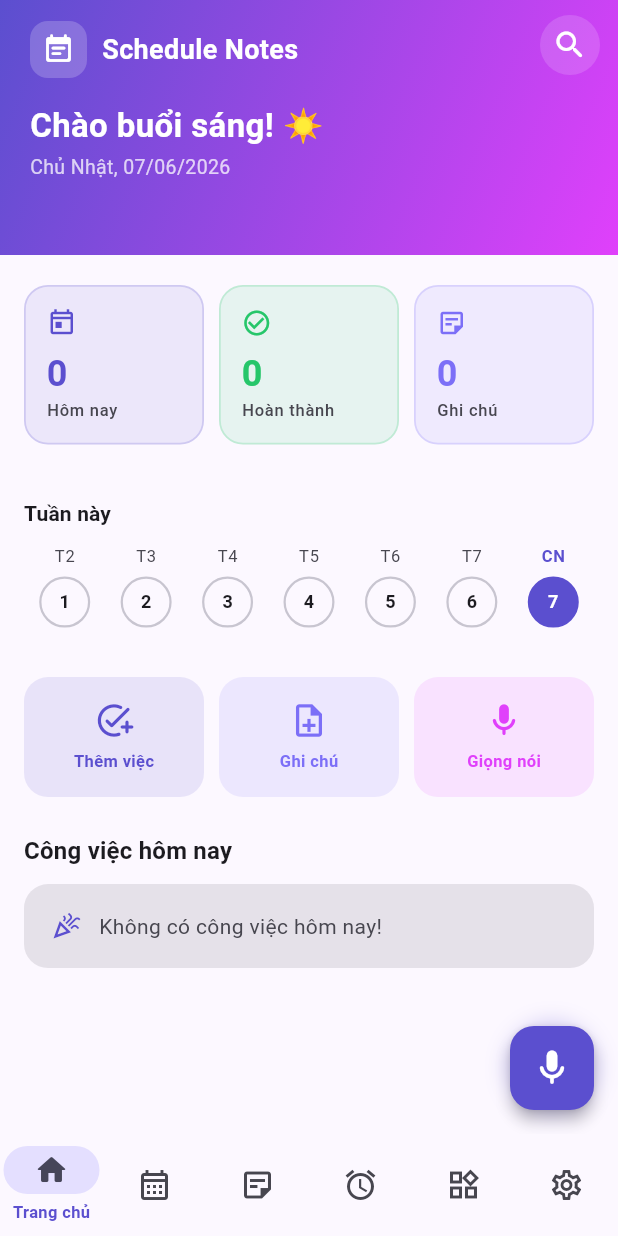
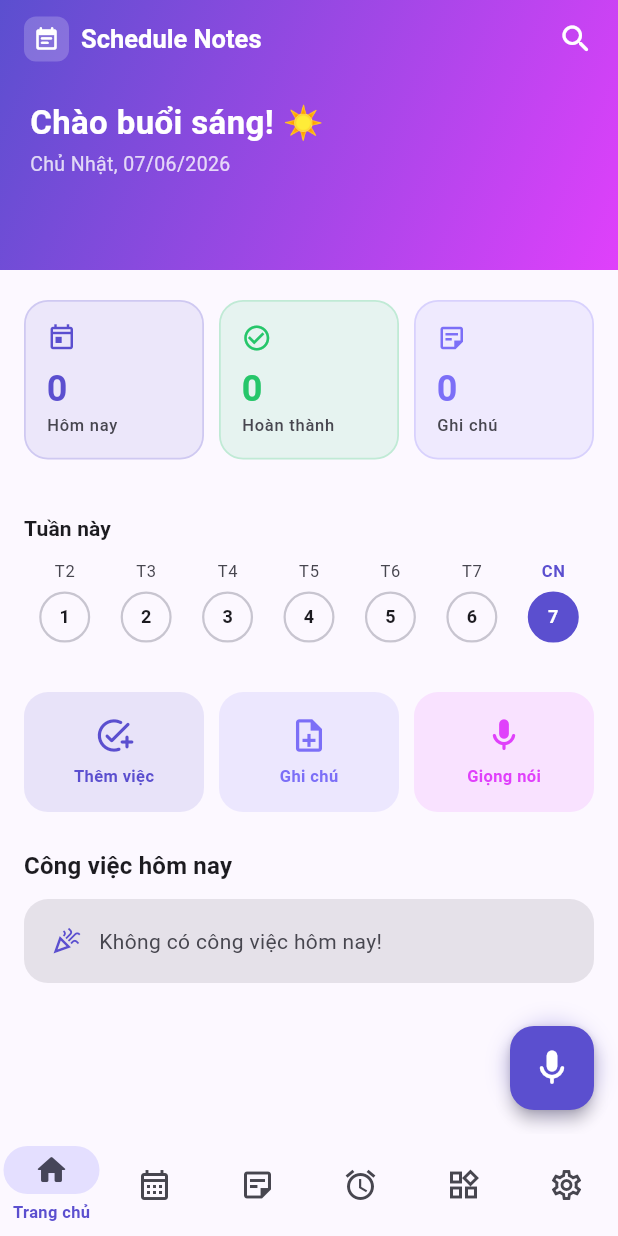
Before and after one commit to viethoangsz/Schedule-Notes, a Flutter app: the screen it shows after launch, on a phone screen of 412 x 824 dp. Run offline on Flutter 3.47's test engine with Material 3 defaults, Android fonts, the phone set to English and light mode, and no system bars; our stand-ins replace file_picker, flutter_local_notifications, permission_handler, speech_to_text, sqflite, timezone; accounts and stored records are empty.

Commit message:
Update the application interface and add a custom app icon
Integrate the search function into the main screen's app bar, clean up unused imports in `main_navigation.dart`, and configure `flutter_launcher_icons` to generate a custom app icon.

Replit-Commit-Author: Agent
Replit-Commit-Session-Id: 6cdb54d2-2eb7-4817-93f0-467591194004
Replit-Commit-Checkpoint-Type: full_checkpoint
Replit-Commit-Event-Id: dfab01d1-5137-4000-ab13-804ba33729ec
Replit-Helium-Checkpoint-Created: true

```diff
--- a/lib/screens/home/home_screen.dart
+++ b/lib/screens/home/home_screen.dart
@@ -10,6 +10,7 @@ import '../../utils/date_utils.dart';
 import '../../utils/app_theme.dart';
 import '../tasks/task_form_screen.dart';
 import '../notes/note_editor_screen.dart';
+import '../search/search_screen.dart';
 
 class HomeScreen extends StatefulWidget {
   const HomeScreen({super.key});
@@ -181,6 +182,13 @@ class _HomeScreenState extends State<HomeScreen> with SingleTickerProviderStateM
     return 'Chào buổi tối! 🌙';
   }
 
+  void _openSearch() {
+    Navigator.push(
+      context,
+      MaterialPageRoute(builder: (_) => const SearchScreen()),
+    );
+  }
+
   @override
   Widget build(BuildContext context) {
     final theme = Theme.of(context);
@@ -191,9 +199,39 @@ class _HomeScreenState extends State<HomeScreen> with SingleTickerProviderStateM
       body: CustomScrollView(
         slivers: [
           SliverAppBar(
-            expandedHeight: 170,
+            expandedHeight: 180,
             floating: false,
             pinned: true,
+            backgroundColor: cs.primary,
+            foregroundColor: cs.onPrimary,
+            elevation: 0,
+            scrolledUnderElevation: 0,
+            toolbarHeight: 52,
+            title: Row(
+              children: [
+                Container(
+                  padding: const EdgeInsets.all(6),
+                  decoration: BoxDecoration(
+                    color: cs.onPrimary.withOpacity(0.2),
+                    borderRadius: BorderRadius.circular(8),
+                  ),
+                  child: Icon(Icons.event_note_rounded, color: cs.onPrimary, size: 18),
+                ),
+                const SizedBox(width: 8),
+                Text(
+                  'Schedule Notes',
+                  style: TextStyle(color: cs.onPrimary, fontWeight: FontWeight.w700, fontSize: 17),
+                ),
+              ],
+            ),
+            actions: [
+              IconButton(
+                onPressed: _openSearch,
+                icon: Icon(Icons.search_rounded, color: cs.onPrimary),
+                tooltip: 'Tìm kiếm',
+              ),
+              const SizedBox(width: 4),
+            ],
             flexibleSpace: FlexibleSpaceBar(
               collapseMode: CollapseMode.pin,
               background: Container(
@@ -206,28 +244,11 @@ class _HomeScreenState extends State<HomeScreen> with SingleTickerProviderStateM
                 ),
                 child: SafeArea(
                   child: Padding(
-                    padding: const EdgeInsets.fromLTRB(20, 14, 20, 0),
+                    padding: const EdgeInsets.fromLTRB(20, 56, 20, 0),
                     child: Column(
                       crossAxisAlignment: CrossAxisAlignment.start,
                       children: [
-                        Row(
-                          children: [
-                            Container(
-                              padding: const EdgeInsets.all(8),
-                              decoration: BoxDecoration(
-                                color: cs.onPrimary.withOpacity(0.2),
-                                borderRadius: BorderRadius.circular(12),
-                              ),
-                              child: Icon(Icons.event_note_rounded, color: cs.onPrimary, size: 22),
-                            ),
-                            const SizedBox(width: 10),
-                            Text(
-                              'Schedule Notes',
-                              style: TextStyle(color: cs.onPrimary, fontWeight: FontWeight.w700, fontSize: 18),
-                            ),
-                          ],
-                        ),
-                        const SizedBox(height: 16),
+                        const SizedBox(height: 10),
                         Text(
                           _getGreeting(),
                           style: TextStyle(color: cs.onPrimary, fontWeight: FontWeight.bold, fontSize: 22),
@@ -235,7 +256,7 @@ class _HomeScreenState extends State<HomeScreen> with SingleTickerProviderStateM
                         const SizedBox(height: 2),
                         Text(
                           DateTimeUtils.formatDateFull(now),
-                          style: TextStyle(color: cs.onPrimary.withOpacity(0.75), fontSize: 13),
+                          style: TextStyle(color: cs.onPrimary.withOpacity(0.78), fontSize: 13),
                         ),
                       ],
                     ),
@@ -243,8 +264,6 @@ class _HomeScreenState extends State<HomeScreen> with SingleTickerProviderStateM
                 ),
               ),
             ),
-            backgroundColor: cs.primary,
-            toolbarHeight: 0,
           ),
 
           SliverToBoxAdapter(
--- a/lib/screens/main_navigation.dart
+++ b/lib/screens/main_navigation.dart
@@ -5,7 +5,6 @@ import 'notes/notes_screen.dart';
 import 'alarm/alarm_screen.dart';
 import 'tools/tools_screen.dart';
 import 'settings/settings_screen.dart';
-import 'search/search_screen.dart';
 
 class MainNavigation extends StatefulWidget {
   const MainNavigation({super.key});
@@ -26,42 +25,10 @@ class _MainNavigationState extends State<MainNavigation> {
     const SettingsScreen(),
   ];
 
-  void _openSearch() {
-    Navigator.push(
-      context,
-      MaterialPageRoute(builder: (_) => const SearchScreen()),
-    );
-  }
-
   @override
   Widget build(BuildContext context) {
-    final cs = Theme.of(context).colorScheme;
-
     return Scaffold(
-      body: Stack(
-        children: [
-          IndexedStack(index: _currentIndex, children: _screens),
-          Positioned(
-            top: 0,
-            right: 0,
-            child: SafeArea(
-              child: _currentIndex == 0
-                  ? Padding(
-                      padding: const EdgeInsets.only(right: 8, top: 6),
-                      child: IconButton(
-                        onPressed: _openSearch,
-                        icon: Icon(Icons.search_rounded, color: cs.onPrimary),
-                        tooltip: 'Tìm kiếm',
-                        style: IconButton.styleFrom(
-                          backgroundColor: cs.onPrimary.withOpacity(0.15),
-                        ),
-                      ),
-                    )
-                  : const SizedBox.shrink(),
-            ),
-          ),
-        ],
-      ),
+      body: IndexedStack(index: _currentIndex, children: _screens),
       bottomNavigationBar: NavigationBar(
         selectedIndex: _currentIndex,
         onDestinationSelected: (index) => setState(() => _currentIndex = index),
```
Also changed, not shown: pubspec.yaml (+9 -0 lines), assets/icon/app_icon.png (added), 1 other file.
